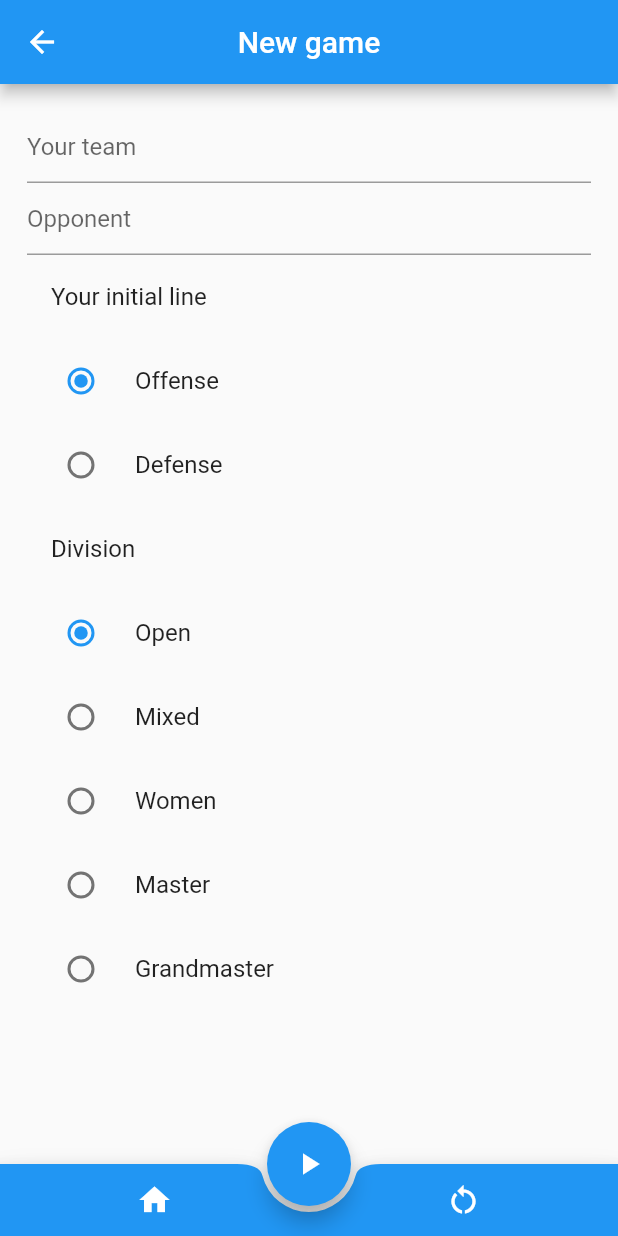
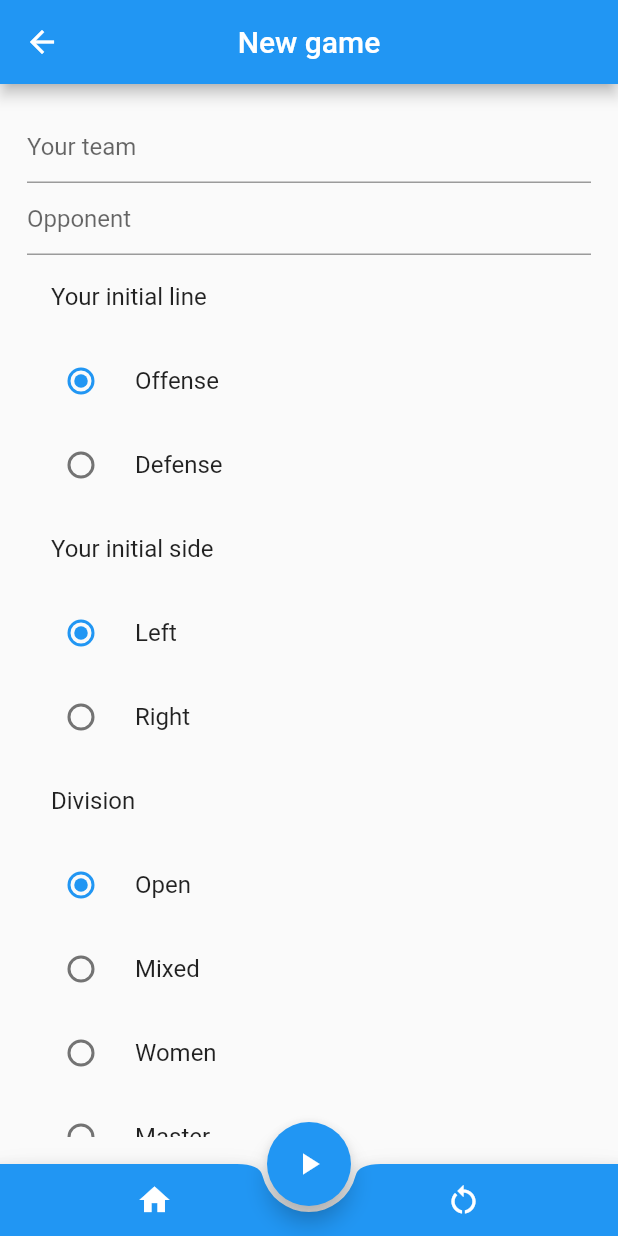
Before and after one commit to alfredoUcar/ultiplay, a Flutter app: the screen it shows after launch, after a tap on "New game", on a phone screen of 412 x 824 dp. Run offline on Flutter 3.47's test engine with Material 2 defaults, Android fonts, the phone set to English and light mode, and no system bars.

Commit message:
add side options

```diff
--- a/lib/screens/new_game.dart
+++ b/lib/screens/new_game.dart
@@ -20,6 +20,7 @@ class _NewGameState extends State<NewGame> {
   final _formKey = GlobalKey<FormState>();
   String _division = Division.open.toString();
   String _mainTeamPosition = Position.offense.toString();
+  String _mainTeamSide = FieldSide.left.toString();
   String _genderRule = GenderRatioRule.ruleA.toString();
   String _genderRatio = GenderRatio.moreWomen.toString();
   String? _mainTeam;
@@ -86,6 +87,7 @@ class _NewGameState extends State<NewGame> {
                   },
                 ),
                 lineOptions(),
+                fieldSideOptions(),
                 divisionOptions(),
                 genderRatioRules(),
                 genderRatioOptionsForRuleA(),
@@ -114,6 +116,31 @@ class _NewGameState extends State<NewGame> {
               if (value != null) {
                 setState(() {
                   _mainTeamPosition = value;
+                });
+              }
+            },
+          );
+        }),
+      ],
+    );
+  }
+
+  Widget fieldSideOptions() {
+    return Column(
+      children: [
+        ListTile(
+          title: Text('Your initial side'),
+        ),
+        ...FieldSide.values.asMap().entries.map((entry) {
+          FieldSide side = entry.value;
+          return RadioListTile(
+            title: Text(side.name.capitalize()),
+            value: side.toString(),
+            groupValue: _mainTeamSide,
+            onChanged: (String? value) {
+              if (value != null) {
+                setState(() {
+                  _mainTeamSide = value;
                 });
               }
             },
```
